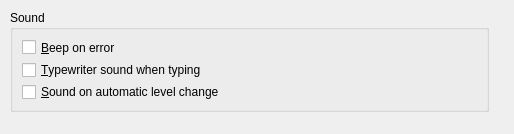
Old version of the form src/ui/ktouchprefsoundpage.ui in the repository KDE/ktouch.
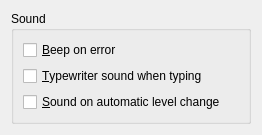
New version of the form.

```diff
--- a/src/ui/ktouchprefsoundpage.ui
+++ b/src/ui/ktouchprefsoundpage.ui
@@ -5,32 +5,35 @@
    <rect>
     <x>0</x>
     <y>0</y>
-    <width>514</width>
-    <height>134</height>
+    <width>262</width>
+    <height>135</height>
    </rect>
   </property>
   <property name="windowTitle" >
    <string>Form</string>
   </property>
+  <layout class="QGridLayout" >
+   <item row="0" column="0" >
   <widget class="QGroupBox" name="groupBox1" >
-   <property name="geometry" >
-    <rect>
-     <x>10</x>
-     <y>10</y>
-     <width>479</width>
-     <height>102</height>
-    </rect>
-   </property>
    <property name="title" >
     <string>Sound</string>
    </property>
    <layout class="QVBoxLayout" >
-    <property name="margin" >
-     <number>9</number>
-    </property>
     <property name="spacing" >
      <number>6</number>
     </property>
+      <property name="leftMargin" >
+       <number>9</number>
+      </property>
+      <property name="topMargin" >
+       <number>9</number>
+      </property>
+      <property name="rightMargin" >
+       <number>9</number>
+      </property>
+      <property name="bottomMargin" >
+       <number>9</number>
+      </property>
     <item>
      <widget class="QCheckBox" name="kcfg_BeepOnError" >
       <property name="toolTip" >
@@ -72,6 +75,21 @@
     </item>
    </layout>
   </widget>
+   </item>
+   <item row="1" column="0" >
+    <spacer>
+     <property name="orientation" >
+      <enum>Qt::Vertical</enum>
+     </property>
+     <property name="sizeHint" >
+      <size>
+       <width>20</width>
+       <height>40</height>
+      </size>
+     </property>
+    </spacer>
+   </item>
+  </layout>
  </widget>
  <resources/>
  <connections/>
```
Lines whose indentation alone changed are shown as unchanged.
